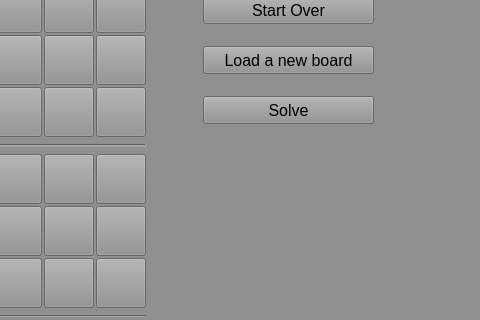
This is View/sudoku.ui in giladsamuel/SudokuPy as Qt 5 draws it before an edit; both pictures show x 437 to 917 and y 114 to 434 of the 917 by 715 pixel window. The edited form follows.
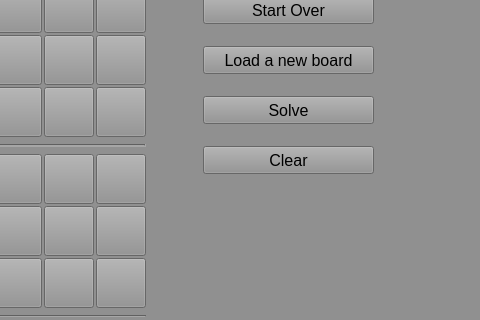
This is the edited form.

Diff of the .ui file:
```diff
--- a/View/sudoku.ui
+++ b/View/sudoku.ui
@@ -2693,6 +2693,24 @@
      <string>Solve</string>
     </property>
    </widget>
+   <widget class="QPushButton" name="PB_Clear">
+    <property name="geometry">
+     <rect>
+      <x>640</x>
+      <y>260</y>
+      <width>171</width>
+      <height>28</height>
+     </rect>
+    </property>
+    <property name="font">
+     <font>
+      <pointsize>12</pointsize>
+     </font>
+    </property>
+    <property name="text">
+     <string>Clear</string>
+    </property>
+   </widget>
   </widget>
   <widget class="QMenuBar" name="menubar">
    <property name="geometry">
```
